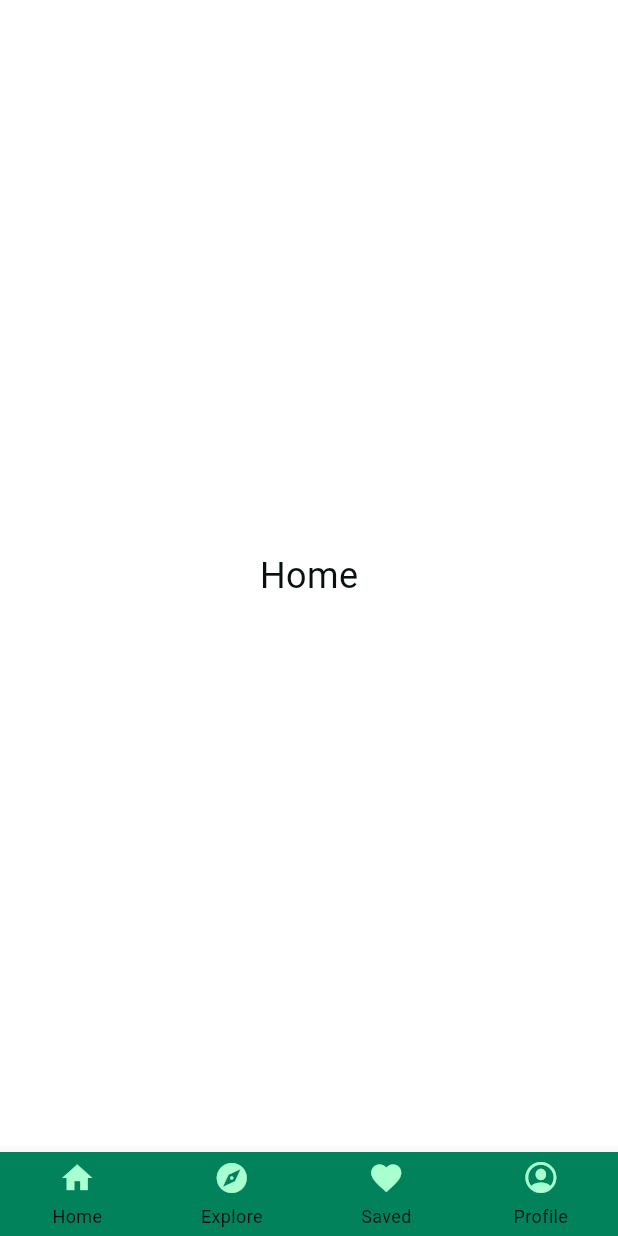
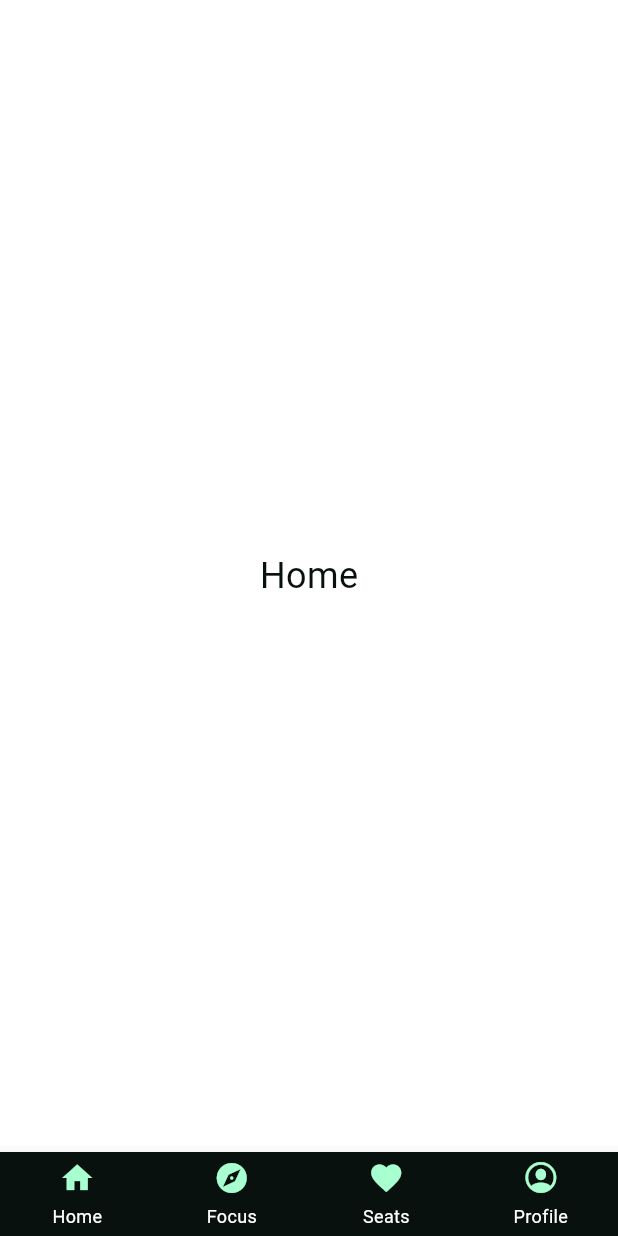
Before and after one commit to GDGoC-GLAU/Thryve, a Flutter app: the screen it shows after launch, on a phone screen of 412 x 824 dp. Run offline on Flutter 3.47's test engine with Material 3 defaults, Android fonts, the phone set to English and light mode, and no system bars; drawn by our look-alikes of custom_navigation_bar; Roboto replaces fonts that are missing (Gilroy).

Commit message:
Bug fixes

```diff
--- a/lib/utils/app_structure.dart
+++ b/lib/utils/app_structure.dart
@@ -1,8 +1,8 @@
 import 'package:custom_navigation_bar/custom_navigation_bar.dart';
 import 'package:flutter/cupertino.dart';
 import 'package:flutter/material.dart';
-import 'package:flutter/services.dart';
-import 'package:thryve/screens/screen.dart';
+import 'package:thryve/screens/focus_screen.dart';
+import 'package:thryve/screens/seat_selection_screen.dart';
 
 import 'constants/export.dart';
 
@@ -26,14 +26,7 @@ class _AppStructureState extends State<AppStructure> {
       ),
     ),
     FocusScreen(),
-    Scaffold(
-      body: Center(
-        child: Text(
-          'Favorite',
-          style: TextStyle(fontSize: 24, fontFamily: 'Gilroy'),
-        ),
-      ),
-    ),
+    SeatSelectionScreen(),
     Scaffold(
       body: Center(
         child: Text(
@@ -46,21 +39,15 @@ class _AppStructureState extends State<AppStructure> {
 
   @override
   Widget build(BuildContext context) {
-    return AnnotatedRegion<SystemUiOverlayStyle>(
-      value: SystemUiOverlayStyle(
-        systemNavigationBarColor: AppColors.darkGreen,
-        statusBarColor: AppColors.darkGreen,
-        systemNavigationBarIconBrightness: Brightness.dark,
-      ),
-      child: ValueListenableBuilder(
+    return ValueListenableBuilder(
       valueListenable: _currentIndex,
-        builder:
-            (context, value, child) => Scaffold(
+      builder: (context, value, child) => Scaffold(
         body: IndexedStack(index: _currentIndex.value, children: screens),
-              bottomNavigationBar: CustomNavigationBar(
+        bottomNavigationBar: SafeArea(
+          child: CustomNavigationBar(
             currentIndex: value,
             onTap: (index) => setState(() => _currentIndex.value = index),
-                backgroundColor: AppColors.darkGreen,
+            backgroundColor: AppColors.black,
             selectedColor: AppColors.lightGreen,
             unSelectedColor: AppColors.lightGreen,
             strokeColor: AppColors.lightGreen,
@@ -73,7 +60,12 @@ class _AppStructureState extends State<AppStructure> {
                   Icons.home,
                   // : Icons.home_outlined,
                 ),
-                    title: Text('Home', style: AppTextTheme.size12Normal),
+                title: Text(
+                  'Home',
+                  style: AppTextTheme.size12Normal.copyWith(
+                    color: Colors.white,
+                  ),
+                ),
               ),
               CustomNavigationBarItem(
                 icon: Icon(
@@ -82,11 +74,21 @@ class _AppStructureState extends State<AppStructure> {
                   //     :
                   Icons.explore,
                 ),
-                    title: Text('Explore', style: AppTextTheme.size12Normal),
+                title: Text(
+                  'Focus',
+                  style: AppTextTheme.size12Normal.copyWith(
+                    color: Colors.white,
+                  ),
+                ),
               ),
               CustomNavigationBarItem(
                 icon: Icon(Icons.favorite),
-                    title: Text('Saved', style: AppTextTheme.size12Normal),
+                title: Text(
+                  'Seats',
+                  style: AppTextTheme.size12Normal.copyWith(
+                    color: Colors.white,
+                  ),
+                ),
               ),
               CustomNavigationBarItem(
                 icon: Icon(
@@ -95,7 +97,12 @@ class _AppStructureState extends State<AppStructure> {
                   // :
                   CupertinoIcons.person_crop_circle,
                 ),
-                    title: Text('Profile', style: AppTextTheme.size12Normal),
+                title: Text(
+                  'Profile',
+                  style: AppTextTheme.size12Normal.copyWith(
+                    color: Colors.white,
+                  ),
+                ),
               ),
             ],
           ),
```
Also changed, not shown: lib/screens/focus_screen.dart (renamed from lib/screens/screen.dart, +20 -5 lines), lib/screens/seat_selection_screen.dart (renamed from lib/seat/seat.dart, +56 -30 lines). Lines whose indentation alone changed are shown as unchanged.
